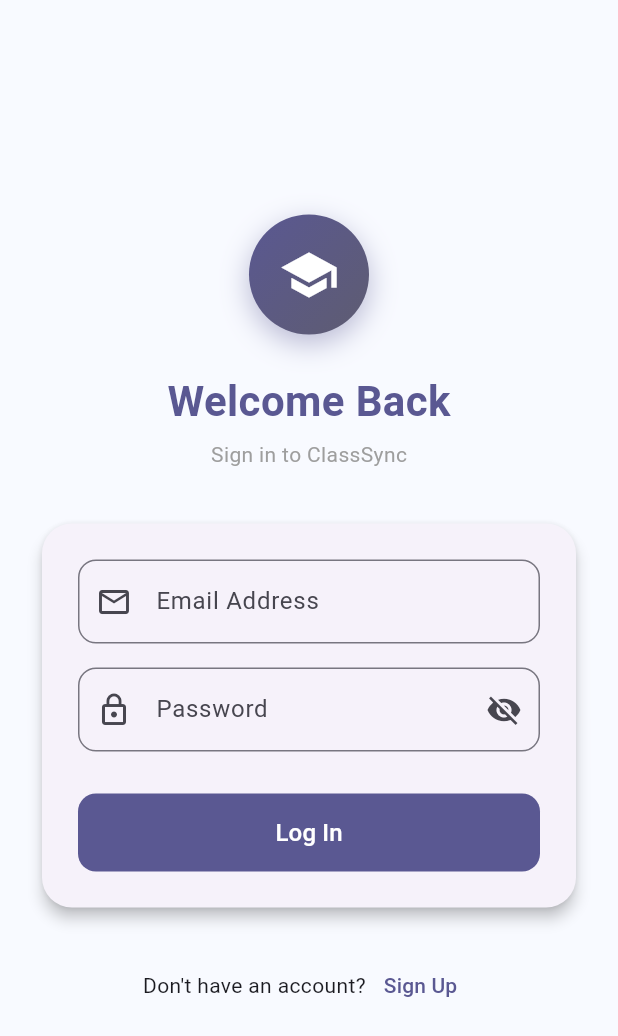
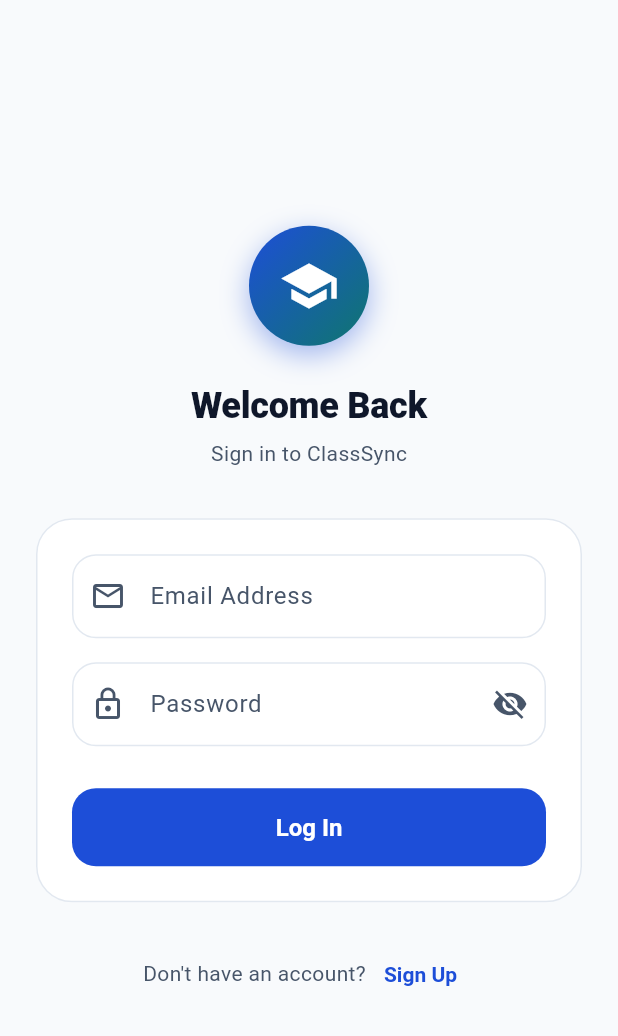
Before and after one commit to kalviumcommunity/S66-0226-T3-Flutter-Firebase-ClassSync, a Flutter app: the screen it shows after launch, on a phone screen of 412 x 824 dp. Shown: the top 1036 px of the screen. Run offline on Flutter 3.47's test engine with Material 3 defaults, Android fonts, the phone set to English and light mode, and no system bars; our stand-ins replace cloud_firestore, firebase_auth, firebase_core, firebase_storage, image_picker; accounts and stored records are empty.

```diff
--- a/lib/app_theme.dart
+++ b/lib/app_theme.dart
@@ -56,10 +56,10 @@
         centerTitle: false,
         elevation: 0,
         scrolledUnderElevation: 0,
-        backgroundColor: colorScheme.surface,
-        foregroundColor: _textStrong,
+        backgroundColor: colorScheme.primary,
+        foregroundColor: colorScheme.onPrimary,
         titleTextStyle: baseText.titleLarge?.copyWith(
-          color: _textStrong,
+          color: colorScheme.onPrimary,
           fontWeight: FontWeight.w800,
         ),
       ),
--- a/lib/main.dart
+++ b/lib/main.dart
@@ -2,6 +2,7 @@
 import 'package:flutter/foundation.dart';
 import 'package:firebase_auth/firebase_auth.dart';
 import 'package:firebase_core/firebase_core.dart';
+import 'app_theme.dart';
 import 'firebase_options.dart';
 import 'screens/login_screen.dart';
 import 'screens/home_screen.dart';
@@ -38,18 +39,20 @@
   @override
   Widget build(BuildContext context) {
     return MaterialApp(
-      title: 'Auth Flow Demo',
+      title: 'ClassSync',
       debugShowCheckedModeBanner: false,
-      theme: ThemeData(
-        colorScheme: ColorScheme.fromSeed(seedColor: const Color(0xFF4F46E5)),
-        useMaterial3: true,
-      ),
+      theme: AppTheme.light(),
       home: initError != null
           ? Scaffold(
               body: Center(
                 child: Padding(
                   padding: const EdgeInsets.all(16),
-                  child: Text('Firebase initialization failed: $initError'),
+                  child: Card(
+                    child: Padding(
+                      padding: const EdgeInsets.all(24),
+                      child: Text('Firebase initialization failed: $initError'),
+                    ),
+                  ),
                 ),
               ),
             )
--- a/lib/screens/login_screen.dart
+++ b/lib/screens/login_screen.dart
@@ -36,10 +36,7 @@
 
     if (error != null) {
       ScaffoldMessenger.of(context).showSnackBar(
-        SnackBar(
-          content: Text(error),
-          backgroundColor: Colors.red.shade700,
-        ),
+        SnackBar(content: Text(error), backgroundColor: Colors.red.shade700),
       );
     }
   }
@@ -47,9 +44,9 @@
   @override
   Widget build(BuildContext context) {
     final color = Theme.of(context).colorScheme;
+    final textTheme = Theme.of(context).textTheme;
 
     return Scaffold(
-      backgroundColor: const Color(0xFFF8FAFF),
       body: Center(
         child: SingleChildScrollView(
           padding: const EdgeInsets.symmetric(horizontal: 24, vertical: 40),
@@ -74,29 +71,19 @@
                       ),
                     ],
                   ),
-                  child: const Icon(Icons.school, color: Colors.white, size: 40),
+                  child: const Icon(
+                    Icons.school,
+                    color: Colors.white,
+                    size: 40,
+                  ),
                 ),
                 const SizedBox(height: 24),
-                Text(
-                  'Welcome Back',
-                  style: TextStyle(
-                    fontSize: 28,
-                    fontWeight: FontWeight.bold,
-                    color: color.primary,
-                  ),
-                ),
+                Text('Welcome Back', style: textTheme.headlineSmall),
                 const SizedBox(height: 6),
-                const Text(
-                  'Sign in to ClassSync',
-                  style: TextStyle(fontSize: 14, color: Colors.grey),
-                ),
+                Text('Sign in to ClassSync', style: textTheme.bodyMedium),
                 const SizedBox(height: 32),
 
                 Card(
-                  elevation: 4,
-                  shape: RoundedRectangleBorder(
-                    borderRadius: BorderRadius.circular(20),
-                  ),
                   child: Padding(
                     padding: const EdgeInsets.all(24),
                     child: Form(
@@ -109,10 +96,6 @@
                             decoration: const InputDecoration(
                               labelText: 'Email Address',
                               prefixIcon: Icon(Icons.email_outlined),
-                              border: OutlineInputBorder(
-                                borderRadius:
-                                    BorderRadius.all(Radius.circular(12)),
-                              ),
                             ),
                             validator: (v) {
                               final s = v?.trim() ?? '';
@@ -140,15 +123,10 @@
                                   () => _obscurePass = !_obscurePass,
                                 ),
                               ),
-                              border: const OutlineInputBorder(
-                                borderRadius:
-                                    BorderRadius.all(Radius.circular(12)),
-                              ),
                             ),
-                            validator: (v) =>
-                                (v?.trim() ?? '').isEmpty
-                                    ? 'Enter your password'
-                                    : null,
+                            validator: (v) => (v?.trim() ?? '').isEmpty
+                                ? 'Enter your password'
+                                : null,
                           ),
                           const SizedBox(height: 28),
 
@@ -157,11 +135,6 @@
                             height: 52,
                             child: FilledButton(
                               onPressed: _loading ? null : _login,
-                              style: FilledButton.styleFrom(
-                                shape: RoundedRectangleBorder(
-                                  borderRadius: BorderRadius.circular(12),
-                                ),
-                              ),
                               child: _loading
                                   ? const SizedBox(
                                       width: 22,
@@ -171,10 +144,7 @@
                                         color: Colors.white,
                                       ),
                                     )
-                                  : const Text(
-                                      'Log In',
-                                      style: TextStyle(fontSize: 16),
-                                    ),
+                                  : const Text('Log In'),
                             ),
                           ),
                         ],
@@ -187,13 +157,11 @@
                 Row(
                   mainAxisAlignment: MainAxisAlignment.center,
                   children: [
-                    const Text("Don't have an account?"),
+                    Text("Don't have an account?", style: textTheme.bodyMedium),
                     TextButton(
                       onPressed: () => Navigator.push(
                         context,
-                        MaterialPageRoute(
-                          builder: (_) => const SignupScreen(),
-                        ),
+                        MaterialPageRoute(builder: (_) => const SignupScreen()),
                       ),
                       child: const Text('Sign Up'),
                     ),
```
Also changed, not shown: lib/screens/signup_screen.dart (+15 -56 lines), 1 other file.
